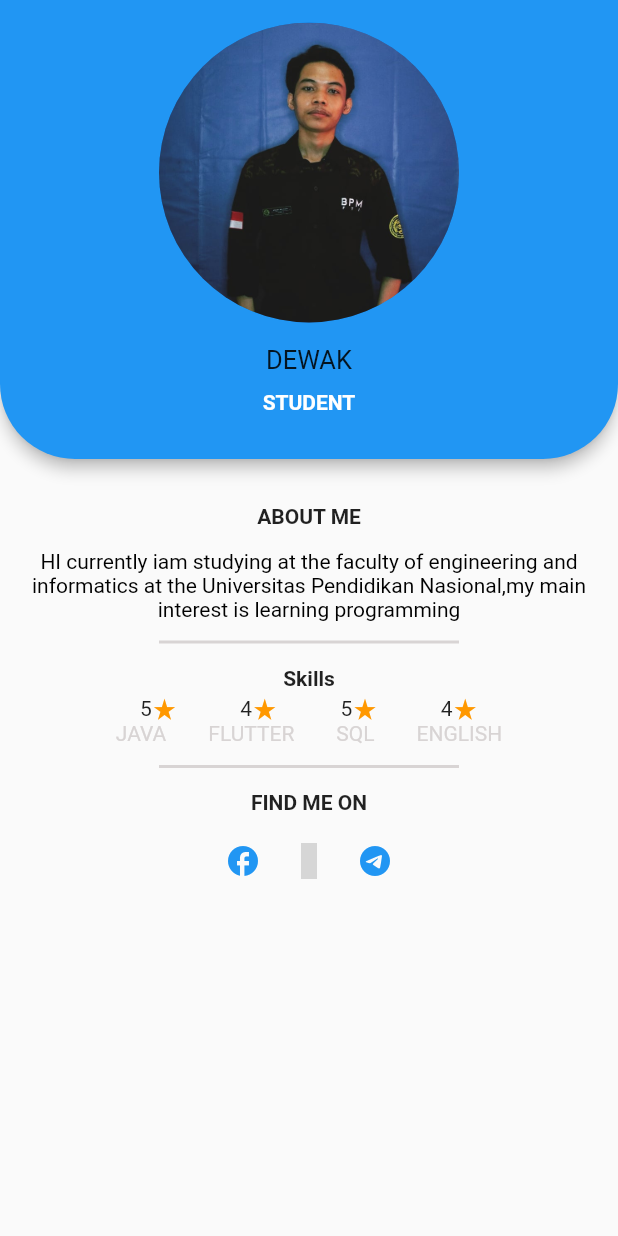
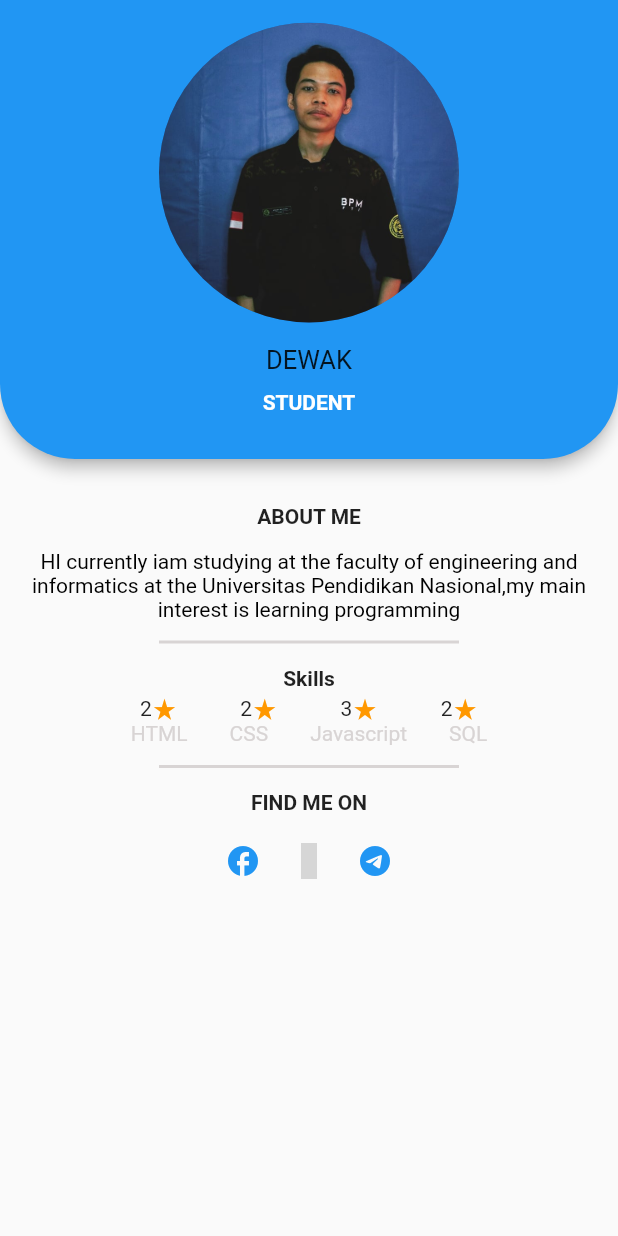
Before and after one commit to DewakSuputra/UTS-Flutter, a Flutter app: the screen it shows after launch, on a phone screen of 412 x 824 dp. Run offline on Flutter 3.47's test engine with Material 2 defaults, Android fonts, the phone set to English and light mode, and no system bars; missing offline and left inert: dart:html; statements that could not run were skipped; grey boxes are pictures that could not be loaded.

Commit message:
update skills

```diff
--- a/lib/screen.dart
+++ b/lib/screen.dart
@@ -97,7 +97,7 @@ class _baruState extends State<baru> {
               Row(
                 mainAxisAlignment: MainAxisAlignment.center,
                 children: <Widget>[
-                  Text("5"),
+                  Text("2"),
                   Icon(
                     Icons.star_rate,
                     size: 17,
@@ -106,7 +106,7 @@ class _baruState extends State<baru> {
                   SizedBox(
                     width: 42,
                   ),
-                  Text("4"),
+                  Text("2"),
                   Icon(
                     Icons.star_rate,
                     size: 17,
@@ -115,7 +115,7 @@ class _baruState extends State<baru> {
                   SizedBox(
                     width: 42,
                   ),
-                  Text("5"),
+                  Text("3"),
                   Icon(
                     Icons.star_rate,
                     size: 17,
@@ -124,7 +124,7 @@ class _baruState extends State<baru> {
                   SizedBox(
                     width: 42,
                   ),
-                  Text("4"),
+                  Text("2"),
                   Icon(
                     Icons.star_rate,
                     size: 17,
@@ -137,20 +137,20 @@ class _baruState extends State<baru> {
                 mainAxisAlignment: MainAxisAlignment.center,
                 children: <Widget>[
                   Text(
-                    "JAVA",
+                    "HTML",
                     style: TextStyle(color: Color.fromARGB(255, 216, 212, 212)),
                   ),
                   SizedBox(width: 28),
                   Text(
-                    "FLUTTER",
+                    "CSS",
                     style: TextStyle(color: Color.fromARGB(255, 216, 212, 212)),
                   ),
                   SizedBox(width: 28),
-                  Text("SQL",
+                  Text("Javascript",
                       style:
                           TextStyle(color: Color.fromARGB(255, 216, 212, 212))),
                   SizedBox(width: 28),
-                  Text("ENGLISH",
+                  Text("SQL",
                       style:
                           TextStyle(color: Color.fromARGB(255, 216, 212, 212)))
                 ],
```
